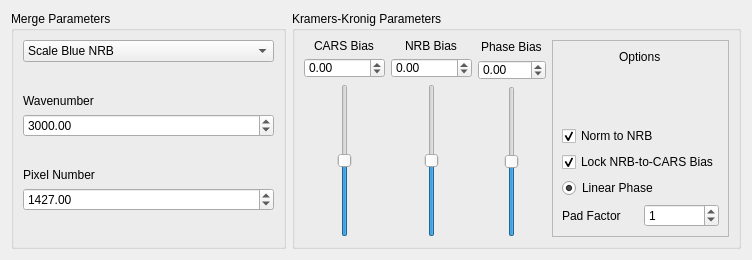
Old version of the form crikit/ui/qt5-creator/ui_PlotEffect_MergeNRBs.ui in the repository CCampJr/CRIkit2.
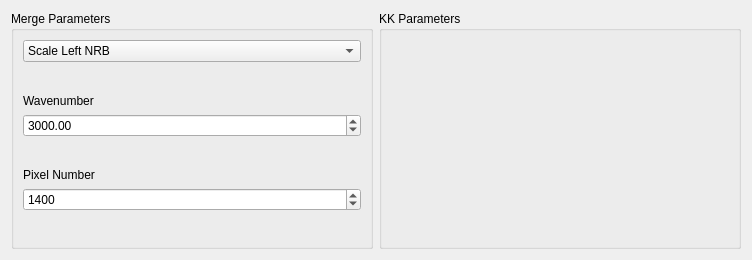
New version of the form.

Commit message: Merge NRB is its own widget and dialog

```diff
--- a/crikit/ui/qt5-creator/ui_PlotEffect_MergeNRBs.ui
+++ b/crikit/ui/qt5-creator/ui_PlotEffect_MergeNRBs.ui
@@ -27,7 +27,7 @@
        <widget class="QComboBox" name="comboBoxScaleBlueRed">
         <item>
          <property name="text">
-          <string>Scale Blue NRB</string>
+          <string>Scale Left NRB</string>
          </property>
         </item>
         <item>
@@ -91,12 +91,15 @@
        </widget>
       </item>
       <item>
-       <widget class="QDoubleSpinBox" name="doubleSpinBoxPixel">
+       <widget class="QSpinBox" name="spinBoxPix">
+        <property name="minimum">
+         <number>-10000</number>
+        </property>
         <property name="maximum">
-         <double>10000.000000000000000</double>
+         <number>10000</number>
         </property>
         <property name="value">
-         <double>1427.000000000000000</double>
+         <number>1400</number>
         </property>
        </widget>
       </item>
@@ -119,249 +122,23 @@
    <item>
     <widget class="QGroupBox" name="groupBox">
      <property name="title">
-      <string>Kramers-Kronig Parameters</string>
+      <string>KK Parameters</string>
      </property>
-     <property name="flat">
-      <bool>false</bool>
-     </property>
-     <layout class="QHBoxLayout" name="horizontalLayout_3">
+     <layout class="QHBoxLayout" name="horizontalLayout_2">
+      <property name="leftMargin">
+       <number>0</number>
+      </property>
+      <property name="topMargin">
+       <number>0</number>
+      </property>
+      <property name="rightMargin">
+       <number>0</number>
+      </property>
+      <property name="bottomMargin">
+       <number>0</number>
+      </property>
       <item>
-       <layout class="QVBoxLayout" name="verticalLayout">
-        <item alignment="Qt::AlignHCenter|Qt::AlignTop">
-         <widget class="QLabel" name="label">
-          <property name="maximumSize">
-           <size>
-            <width>16777215</width>
-            <height>12</height>
-           </size>
-          </property>
-          <property name="text">
-           <string>CARS Bias</string>
-          </property>
-         </widget>
-        </item>
-        <item alignment="Qt::AlignHCenter">
-         <widget class="QDoubleSpinBox" name="spinBoxCARSBias">
-          <property name="maximumSize">
-           <size>
-            <width>16777215</width>
-            <height>20</height>
-           </size>
-          </property>
-          <property name="keyboardTracking">
-           <bool>false</bool>
-          </property>
-          <property name="minimum">
-           <double>-10000.000000000000000</double>
-          </property>
-          <property name="maximum">
-           <double>10000.000000000000000</double>
-          </property>
-         </widget>
-        </item>
-        <item alignment="Qt::AlignHCenter">
-         <widget class="QSlider" name="sliderCARSBias">
-          <property name="sizePolicy">
-           <sizepolicy hsizetype="Fixed" vsizetype="Expanding">
-            <horstretch>0</horstretch>
-            <verstretch>0</verstretch>
-           </sizepolicy>
-          </property>
-          <property name="minimumSize">
-           <size>
-            <width>0</width>
-            <height>0</height>
-           </size>
-          </property>
-          <property name="minimum">
-           <number>-10000</number>
-          </property>
-          <property name="maximum">
-           <number>10000</number>
-          </property>
-          <property name="orientation">
-           <enum>Qt::Vertical</enum>
-          </property>
-         </widget>
-        </item>
-       </layout>
-      </item>
-      <item>
-       <layout class="QVBoxLayout" name="verticalLayout_2">
-        <item alignment="Qt::AlignHCenter|Qt::AlignTop">
-         <widget class="QLabel" name="label_2">
-          <property name="maximumSize">
-           <size>
-            <width>16777215</width>
-            <height>12</height>
-           </size>
-          </property>
-          <property name="text">
-           <string>NRB Bias</string>
-          </property>
-         </widget>
-        </item>
-        <item alignment="Qt::AlignHCenter|Qt::AlignTop">
-         <widget class="QDoubleSpinBox" name="spinBoxNRBBias">
-          <property name="maximumSize">
-           <size>
-            <width>16777215</width>
-            <height>20</height>
-           </size>
-          </property>
-          <property name="keyboardTracking">
-           <bool>false</bool>
-          </property>
-          <property name="minimum">
-           <double>-10000.000000000000000</double>
-          </property>
-          <property name="maximum">
-           <double>10000.000000000000000</double>
-          </property>
-         </widget>
-        </item>
-        <item alignment="Qt::AlignHCenter">
-         <widget class="QSlider" name="sliderNRBBias">
-          <property name="minimumSize">
-           <size>
-            <width>0</width>
-            <height>100</height>
-           </size>
-          </property>
-          <property name="minimum">
-           <number>-10000</number>
-          </property>
-          <property name="maximum">
-           <number>10000</number>
-          </property>
-          <property name="orientation">
-           <enum>Qt::Vertical</enum>
-          </property>
-         </widget>
-        </item>
-       </layout>
-      </item>
-      <item>
-       <layout class="QVBoxLayout" name="verticalLayout_3">
-        <property name="rightMargin">
-         <number>0</number>
-        </property>
-        <item alignment="Qt::AlignHCenter">
-         <widget class="QLabel" name="label_3">
-          <property name="text">
-           <string>Phase Bias</string>
-          </property>
-         </widget>
-        </item>
-        <item>
-         <widget class="QDoubleSpinBox" name="spinBoxPhaseLin">
-          <property name="maximumSize">
-           <size>
-            <width>16777215</width>
-            <height>20</height>
-           </size>
-          </property>
-          <property name="keyboardTracking">
-           <bool>false</bool>
-          </property>
-          <property name="minimum">
-           <double>-720.000000000000000</double>
-          </property>
-          <property name="maximum">
-           <double>720.000000000000000</double>
-          </property>
-         </widget>
-        </item>
-        <item alignment="Qt::AlignHCenter">
-         <widget class="QSlider" name="sliderPhaseLin">
-          <property name="minimum">
-           <number>-720</number>
-          </property>
-          <property name="maximum">
-           <number>720</number>
-          </property>
-          <property name="orientation">
-           <enum>Qt::Vertical</enum>
-          </property>
-         </widget>
-        </item>
-       </layout>
-      </item>
-      <item>
-       <widget class="QFrame" name="frame">
-        <property name="frameShape">
-         <enum>QFrame::StyledPanel</enum>
-        </property>
-        <property name="frameShadow">
-         <enum>QFrame::Raised</enum>
-        </property>
-        <layout class="QVBoxLayout" name="verticalLayout_5">
-         <item alignment="Qt::AlignHCenter|Qt::AlignTop">
-          <widget class="QLabel" name="label_4">
-           <property name="text">
-            <string>Options</string>
-           </property>
-          </widget>
-         </item>
-         <item>
-          <widget class="QCheckBox" name="checkBoxNRBNorm">
-           <property name="text">
-            <string>Norm to NRB</string>
-           </property>
-           <property name="checked">
-            <bool>true</bool>
-           </property>
-          </widget>
-         </item>
-         <item>
-          <widget class="QCheckBox" name="checkBoxLockBias">
-           <property name="text">
-            <string>Lock NRB-to-CARS Bias</string>
-           </property>
-           <property name="checked">
-            <bool>true</bool>
-           </property>
-          </widget>
-         </item>
-         <item>
-          <widget class="QRadioButton" name="radioButtonPhaseLin">
-           <property name="text">
-            <string>Linear Phase</string>
-           </property>
-           <property name="checked">
-            <bool>true</bool>
-           </property>
-          </widget>
-         </item>
-         <item>
-          <layout class="QHBoxLayout" name="horizontalLayout_2">
-           <item>
-            <widget class="QLabel" name="label_5">
-             <property name="text">
-              <string>Pad Factor</string>
-             </property>
-            </widget>
-           </item>
-           <item>
-            <widget class="QSpinBox" name="spinBoxPadFactor">
-             <property name="enabled">
-              <bool>true</bool>
-             </property>
-             <property name="keyboardTracking">
-              <bool>false</bool>
-             </property>
-             <property name="maximum">
-              <number>30</number>
-             </property>
-             <property name="value">
-              <number>1</number>
-             </property>
-            </widget>
-           </item>
-          </layout>
-         </item>
-        </layout>
-       </widget>
+       <layout class="QHBoxLayout" name="horizontalLayoutKK"/>
       </item>
      </layout>
     </widget>
```
Left out of the diff: 15 changed lines with no effect on the pictures. The commit also changes 3 other files.
